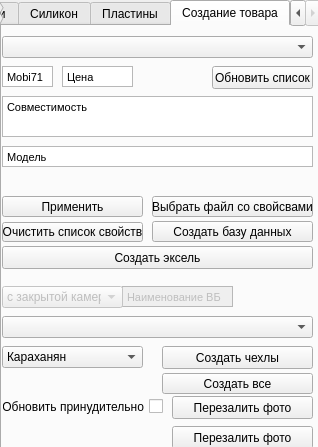
Above: WB/MakePrint/ui/MakeBookPrintUi.ui from gora5624/Python before the change. Below: the same form after it.
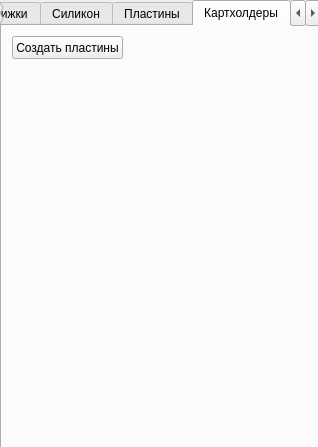
That is the form after the change.

Diff of the .ui file:
```diff
--- a/WB/MakePrint/ui/MakeBookPrintUi.ui
+++ b/WB/MakePrint/ui/MakeBookPrintUi.ui
@@ -315,6 +315,24 @@
      </property>
     </widget>
    </widget>
+   <widget class="QWidget" name="tab_2">
+    <attribute name="title">
+     <string>Картхолдеры</string>
+    </attribute>
+    <widget class="QPushButton" name="makeCartholdersButt">
+     <property name="geometry">
+      <rect>
+       <x>10</x>
+       <y>10</y>
+       <width>111</width>
+       <height>23</height>
+      </rect>
+     </property>
+     <property name="text">
+      <string>Создать пластины</string>
+     </property>
+    </widget>
+   </widget>
    <widget class="QWidget" name="tab">
     <attribute name="title">
      <string>Создание товара</string>
```
